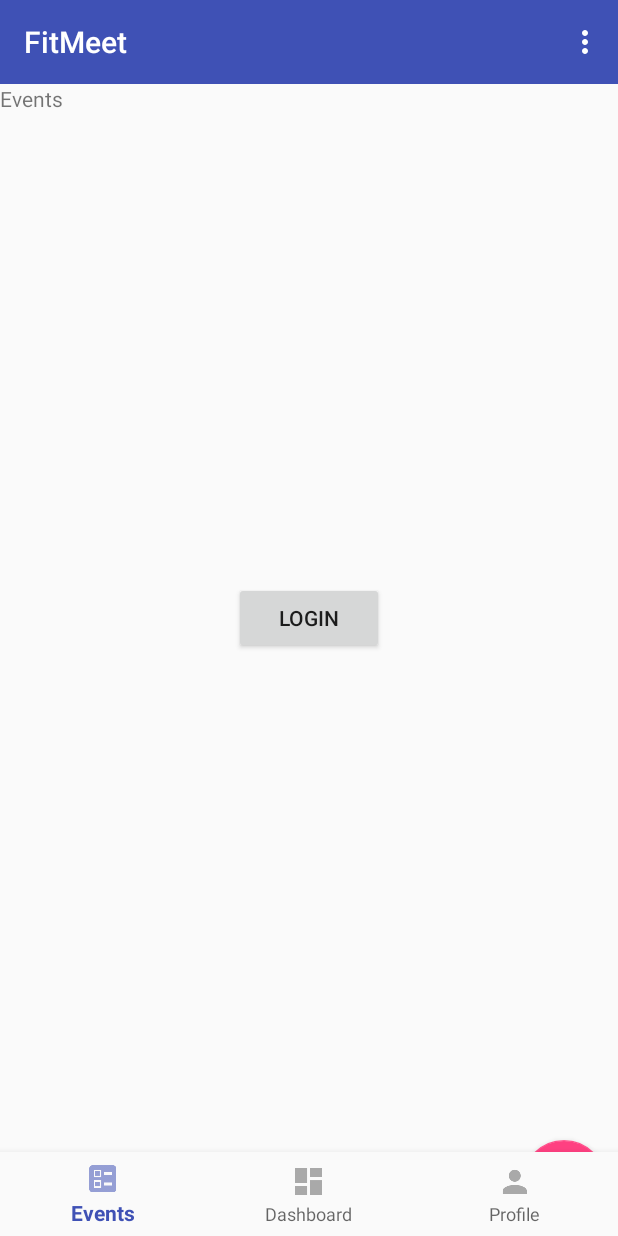
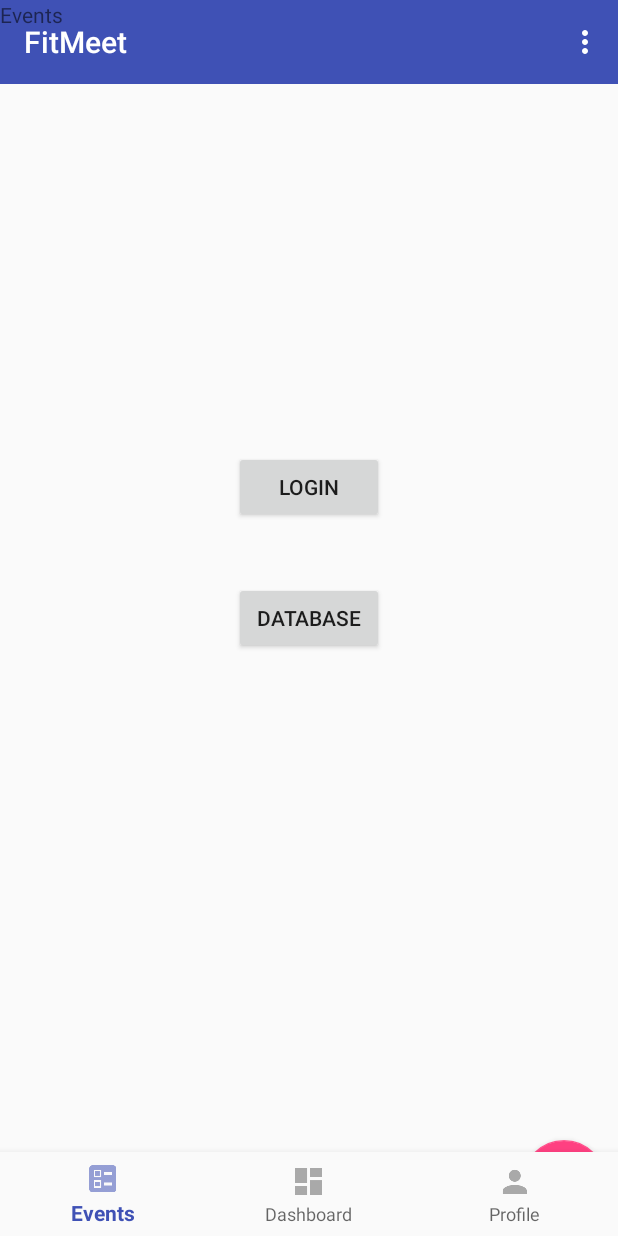
Before and after one commit to Karanveer-1/Fit-Meet, an Android app: the screen it shows after launch (MainActivity), in the options menu, after a tap on "Settings", on a phone screen of 412 x 824 dp. Run offline under Robolectric (Android 15) with nearby library versions, the phone set to English and light mode, and no system bars; our stand-ins replace Firebase (no records; nobody signed in at launch, a user with empty details on screens opened directly).

Commit message:
added database link

```diff
--- a/app/build.gradle
+++ b/app/build.gradle
@@ -29,4 +29,5 @@ dependencies {
     androidTestImplementation 'com.android.support.test.espresso:espresso-core:3.0.2'
     implementation 'com.google.firebase:firebase-database:16.0.1'
     implementation 'com.google.firebase:firebase-auth:16.0.1'
+    implementation 'com.google.firebase:firebase-database:16.0.1'
 }
--- a/app/src/main/AndroidManifest.xml
+++ b/app/src/main/AndroidManifest.xml
@@ -26,6 +26,10 @@
         <activity
             android:name=".Login"
             android:label="@string/title_activity_login"
+            android:theme="@style/AppTheme" />
+        <activity
+            android:name=".DatabaseTest"
+            android:label="@string/title_activity_database_test"
             android:theme="@style/AppTheme"></activity>
     </application>
 
--- /dev/null
+++ b/app/src/main/java/ca/bcit/fitmeet/DatabaseTest.java
@@ -0,0 +1,76 @@
+package ca.bcit.fitmeet;
+
+import android.os.Bundle;
+import android.support.design.widget.FloatingActionButton;
+import android.support.design.widget.Snackbar;
+import android.support.v7.app.AppCompatActivity;
+import android.support.v7.widget.Toolbar;
+import android.util.Log;
+import android.view.View;
+
+import com.google.firebase.database.DataSnapshot;
+import com.google.firebase.database.DatabaseError;
+import com.google.firebase.database.DatabaseReference;
+import com.google.firebase.database.FirebaseDatabase;
+import com.google.firebase.database.ValueEventListener;
+
+public class DatabaseTest extends AppCompatActivity {
+    private static final String TAG = "Database Test";
+
+    @Override
+    protected void onCreate(Bundle savedInstanceState) {
+        super.onCreate(savedInstanceState);
+        setContentView(R.layout.activity_database_test);
+        Toolbar toolbar = (Toolbar) findViewById(R.id.toolbar);
+        setSupportActionBar(toolbar);
+
+        FloatingActionButton fab = (FloatingActionButton) findViewById(R.id.fab);
+        fab.setOnClickListener(new View.OnClickListener() {
+            @Override
+            public void onClick(View view) {
+                Snackbar.make(view, "Replace with your own action", Snackbar.LENGTH_LONG)
+                        .setAction("Action", null).show();
+            }
+        });
+
+        // Test database connection
+        FirebaseDatabase database = FirebaseDatabase.getInstance();
+        DatabaseReference myRef = database.getReference("message");
+
+        myRef.setValue("Hello, World!");
+        read("message");
+        myRef.setValue("new Hello, World!");
+    }
+
+    public void writeToDatabase(String key, String value){
+        // Write a message to the database
+        FirebaseDatabase database = FirebaseDatabase.getInstance();
+        DatabaseReference myRef = database.getReference(key);
+
+        myRef.setValue(value);
+    }
+
+    public void read(String key){
+        FirebaseDatabase database = FirebaseDatabase.getInstance();
+        DatabaseReference myRef = database.getReference(key);
+        // Read from the database
+        myRef.addValueEventListener(new ValueEventListener() {
+            @Override
+            public void onDataChange(DataSnapshot dataSnapshot) {
+                // This method is called once with the initial value and again
+                // whenever data at this location is updated.
+                String value = dataSnapshot.getValue(String.class);
+                Log.d(TAG, "Value is: " + value);
+            }
+
+            @Override
+            public void onCancelled(DatabaseError error) {
+                // Failed to read value
+                Log.w(TAG, "Failed to read value.", error.toException());
+            }
+        });
+
+
+    }
+
+}
--- a/app/src/main/java/ca/bcit/fitmeet/MainActivity.java
+++ b/app/src/main/java/ca/bcit/fitmeet/MainActivity.java
@@ -35,6 +35,12 @@ public class MainActivity extends AppCompatActivity {
     public void goToLogin(View view)
     {
         Intent myIntent = new Intent(MainActivity.this, Login.class);
+        MainActivity.this.startActivity(myIntent);
+    }
+
+    public void goToDatabase(View view)
+    {
+        Intent myIntent = new Intent(MainActivity.this, DatabaseTest.class);
         MainActivity.this.startActivity(myIntent);
     }
 
--- a/app/src/main/res/layout/activity_main.xml
+++ b/app/src/main/res/layout/activity_main.xml
@@ -16,8 +16,24 @@
         android:layout_marginTop="8dp"
         android:layout_marginEnd="8dp"
         android:layout_marginBottom="8dp"
+        android:onClick="goToLogin"
         android:text="login"
-        android:onClick="goToLogin"
+        app:layout_constraintBottom_toBottomOf="parent"
+        app:layout_constraintEnd_toEndOf="parent"
+        app:layout_constraintStart_toStartOf="parent"
+        app:layout_constraintTop_toTopOf="@+id/toolbar"
+        app:layout_constraintVertical_bias="0.385" />
+
+    <Button
+        android:id="@+id/databaseButton"
+        android:layout_width="100dp"
+        android:layout_height="wrap_content"
+        android:layout_marginStart="8dp"
+        android:layout_marginTop="8dp"
+        android:layout_marginEnd="8dp"
+        android:layout_marginBottom="8dp"
+        android:onClick="goToDatabase"
+        android:text="DATABASE"
         app:layout_constraintBottom_toBottomOf="parent"
         app:layout_constraintEnd_toEndOf="parent"
         app:layout_constraintStart_toStartOf="parent"
@@ -29,7 +45,8 @@
         android:id="@+id/fragment_container"
         android:layout_width="match_parent"
         android:layout_height="match_parent"
-        android:layout_marginTop="?attr/actionBarSize"/>
+        tools:layout_editor_absoluteX="0dp"
+        tools:layout_editor_absoluteY="0dp" />
 
     <android.support.design.widget.BottomNavigationView
         android:id="@+id/navigation"
--- a/app/src/main/res/values/strings.xml
+++ b/app/src/main/res/values/strings.xml
@@ -111,4 +111,5 @@
 
     <string name="id_fmt">User ID: %s</string>
     <string name="email_fmt">Email: %s</string>
+    <string name="title_activity_database_test">DatabaseTest</string>
 </resources>
--- a/app/src/main/res/values/styles.xml
+++ b/app/src/main/res/values/styles.xml
@@ -29,7 +29,7 @@
     </style>
 
     <!-- Light EditTexts -->
-    <style name="ThemeOverlay.MyLightEditText" parent="ThemeOverlay.AppCompat.Dark"/>
+    <style name="ThemeOverlay.MyLightEditText" parent="ThemeOverlay.AppCompat.Dark" />
 
     <style name="ThemeOverlay.MyTextDetail" parent="AppTheme">
         <item name="android:layout_width">wrap_content</item>
```
Also changed, not shown: app/src/main/res/layout/activity_database_test.xml (added, +33 -0 lines), app/src/main/res/layout/content_database_test.xml (added, +11 -0 lines). Lines whose indentation alone changed are shown as unchanged.
